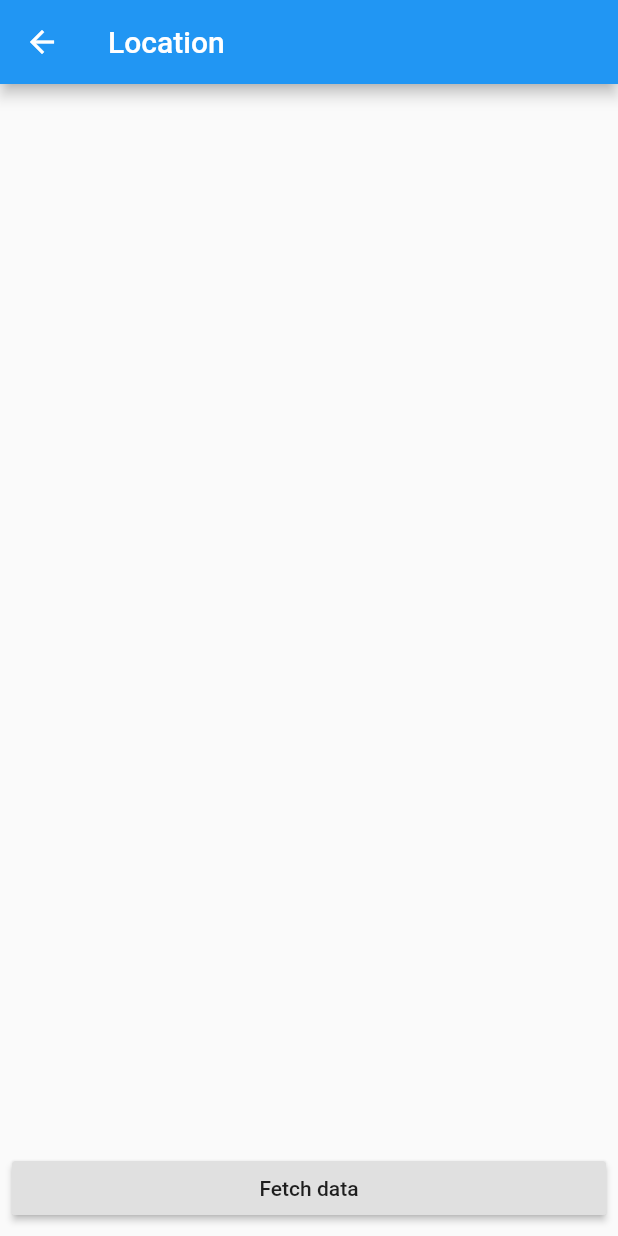
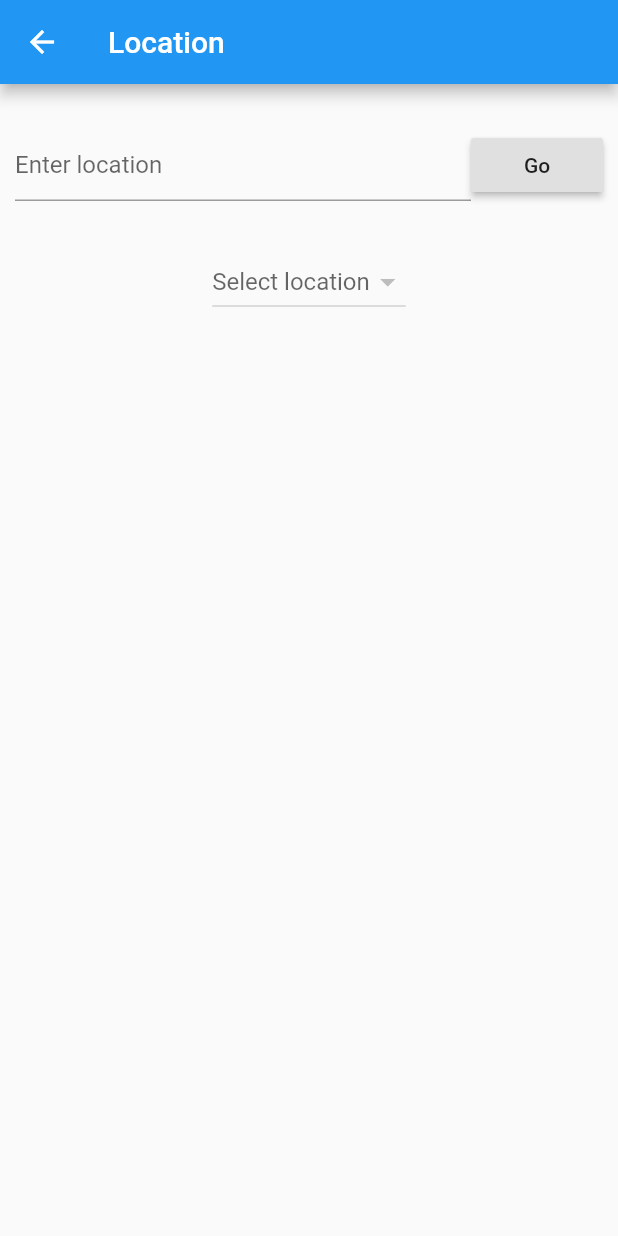
Before and after one commit to levimatheri/myusica, a Flutter app: the LocationQuery screen opened directly, on a phone screen of 412 x 824 dp. Run offline on Flutter 3.47's test engine with Material 2 defaults, Android fonts, the phone set to English and light mode, and no system bars; missing offline and left inert: google_maps_webservice.

Commit message:
added code to pop back from location query window and return result to home page

```diff
--- a/lib/subs/location_query.dart
+++ b/lib/subs/location_query.dart
@@ -1,32 +1,66 @@
-import 'dart:convert';
-
 import 'package:flutter/material.dart';
-import 'package:http/http.dart' as http;
+import 'package:google_maps_webservice/places.dart';
 
 class LocationQuery extends StatefulWidget {
   _LocationQueryState createState() => _LocationQueryState();
 }
 
 class _LocationQueryState extends State<LocationQuery> {
-  List<Candidates> list = new List();
+  List<DropdownMenuItem<String>> results = [];
+  String selected;
+  String previous = '';
   var isLoading = false;
+  final locationTextController = TextEditingController();
+
+  @override
+  void dispose() {
+    locationTextController.dispose();
+    super.dispose();
+  }
+//  _fetchData() async {
+//    setState(() {
+//      isLoading = true;
+//    });
+//    final response =
+//        await http.get('https://maps.googleapis.com/maps/api/place/findplacefromtext/json?input=637%20Circle%20Hill%20Rd%20SE&inputtype=textquery&fields=formatted_address,name&key=AIzaSyCvu_XwzNjF33uBV5kS9XHJdpUMnqooFrA');
+//
+//    if (response.statusCode == 200) {
+//      //debugPrint(json.decode(response.body)['candidates'][0]['formatted_address'].toString());
+//      list = (json.decode(response.body)['candidates'] as List)
+//              .map((data) => new Candidates.from(data)).toList();
+//      setState(() {
+//        isLoading = false
+//      });
+//    } else throw Exception('Failed to load addresses');
+//  }
 
   _fetchData() async {
+    results.clear();
+    String searchQuery = locationTextController.text;
+    // we don't want to send another api request if nothing's changed
+    if (searchQuery == previous) return;
+
     setState(() {
       isLoading = true;
     });
-    final response =
-        await http.get('https://maps.googleapis.com/maps/api/place/findplacefromtext/json?input=637%20Circle%20Hill%20Rd%20SE&inputtype=textquery&fields=formatted_address,name&key=AIzaSyCvu_XwzNjF33uBV5kS9XHJdpUMnqooFrA');
+    debugPrint("new text");
+    previous = searchQuery;
+    final places = new GoogleMapsPlaces(apiKey: 'AIzaSyCvu_XwzNjF33uBV5kS9XHJdpUMnqooFrA');
 
-    if (response.statusCode == 200) {
-      //debugPrint(json.decode(response.body)['candidates'][0]['formatted_address'].toString());
-      //return;
-      list = (json.decode(response.body)['candidates'] as List)
-              .map((data) => new Candidates.from(data)).toList();
+    PlacesSearchResponse response =
+      await places.searchByText(searchQuery);
+    results = response.results.map((val) => new DropdownMenuItem(
+        child: new Text(
+            val.name,
+            overflow: TextOverflow.ellipsis,
+            style: new TextStyle(fontSize: 12.0)
+        ),
+        value: val.name,
+    )).toList();
+
     setState(() {
       isLoading = false;
     });
-    } else throw Exception('Failed to load addresses');
   }
 
   @override
@@ -35,54 +69,48 @@ class _LocationQueryState extends State<LocationQuery> {
       appBar: AppBar(
         title: Text("Location"),
       ),
-      bottomNavigationBar: Padding(
-          padding: const EdgeInsets.all(8.0),
-          child: RaisedButton(
-              child: new Text("Fetch data"),
+      body: Column(
+        children: <Widget>[
+          new Container(
+            child: Padding(
+                padding: const EdgeInsets.only(top:30.0, bottom: 30.0, left: 10.0, right: 10.0),
+                child: Row(
+                  children: <Widget>[
+                    new Container(
+                      child: new Flexible (
+                        child: TextField(
+                          decoration: InputDecoration(
+                            hintText: "Enter location",
+                          ),
+                          controller: locationTextController,
+                        ),
+                      ),
+                    ),
+                    new Container(
+                      //margin: const EdgeInsets.only(bottom: 50.0),
+                      child: new RaisedButton(
+                        child: new Text("Go"),
                         onPressed: _fetchData,
                       ),
                     ),
-      body: isLoading
-          ? Center(
-              child: CircularProgressIndicator(),
-          )
-          : ListView.builder(
-            itemCount: list.length,
-            itemBuilder: (context, int index) {
-              return ListTile(
-                contentPadding: EdgeInsets.all(10.0),
-                title: new Text(list[index].address),
-              );
+                  ],
+                ),
+            ),
+          ),
+          new Container(
+            child: isLoading ? new CircularProgressIndicator() :
+              new DropdownButton(
+                  value: selected,
+                  items: results,
+                  hint: new Text("Select location"),
+                  onChanged: (value) {
+                    selected = value;
+                    Navigator.pop(context, selected);
                   }
+              ),
+          ),
+        ],
       ),
     );
   }
 }
-
-class Candidates {
-  final String address;
-  final String name;
-
-  Candidates._({this.address, this.name});
-
-  factory Candidates.from(Map<String, dynamic> json) {
-    return new Candidates._(
-      address: json['formatted_address'],
-      name: json['name'],
-    );
-  }
-}
-
-//class Photo {
-//  final String title;
-//  final String thumbnailUrl;
-//
-//  Photo._({this.title, this.thumbnailUrl});
-//
-//  factory Photo.fromJson(Map<String, dynamic> json) {
-//    return new Photo._(
-//      title: json['title'],
-//      thumbnailUrl: json['thumbnailUrl'],
-//    );
-//  }
-//}
```
Also changed, not shown: lib/home.dart (+22 -7 lines). Lines whose indentation alone changed are shown as unchanged.
